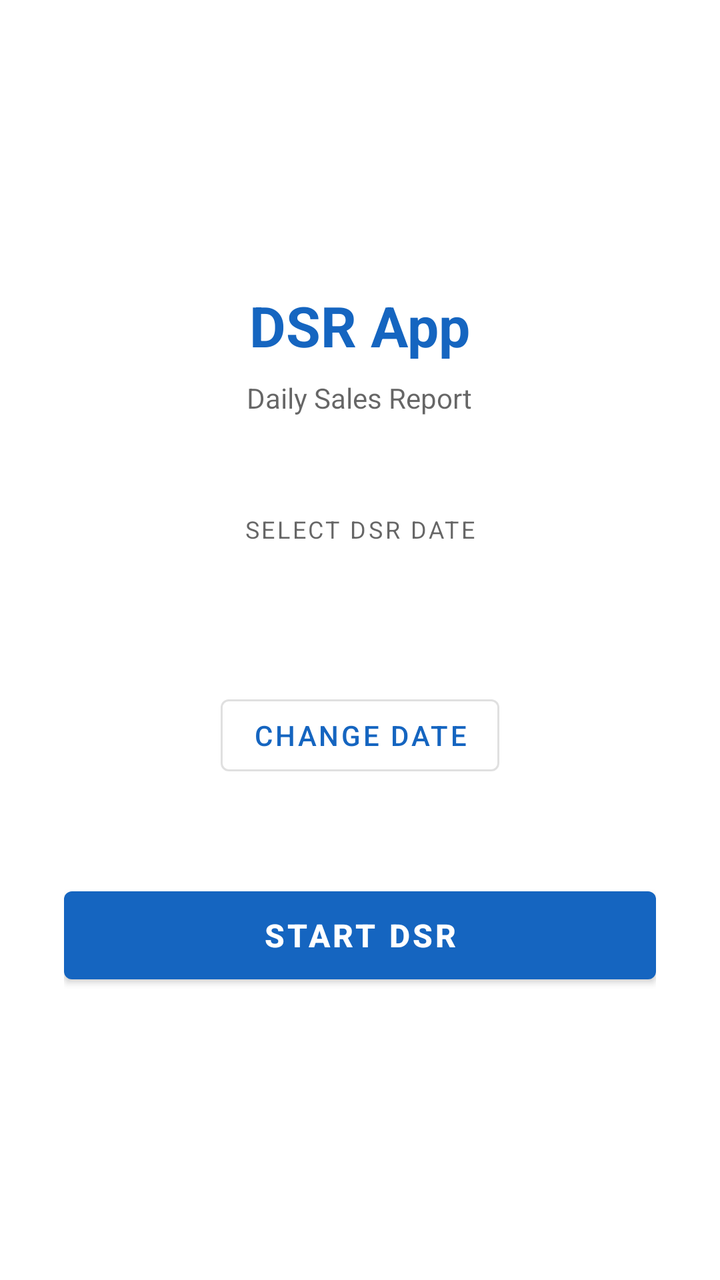
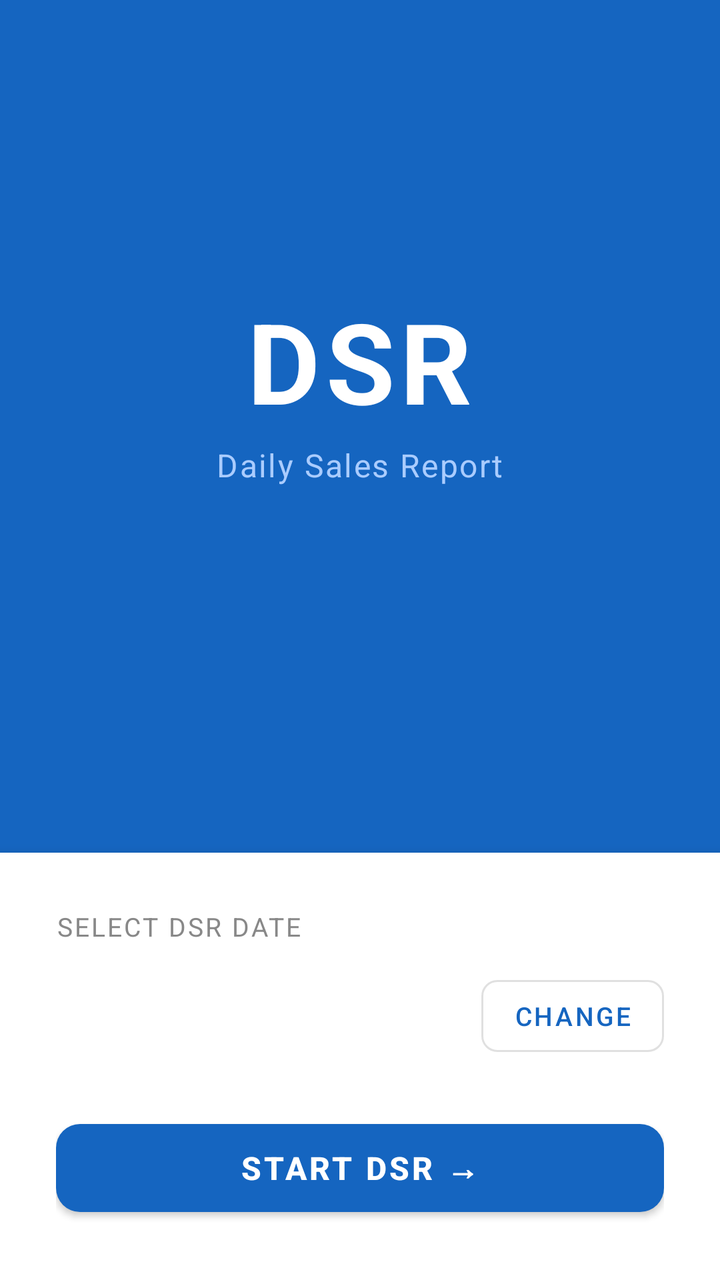

Two renders of the same Android screen: before a commit and after it. Below are the layout's source before the change and the commit's diff.
<!-- AndroidManifest.xml: application theme Theme.DSRApp -->
<!-- res/layout/activity_dsr_date.xml -->
<?xml version="1.0" encoding="utf-8"?>
<LinearLayout xmlns:android="http://schemas.android.com/apk/res/android"
    xmlns:app="http://schemas.android.com/apk/res-auto"
    android:layout_width="match_parent"
    android:layout_height="match_parent"
    android:gravity="center"
    android:orientation="vertical"
    android:padding="32dp"
    android:background="?attr/colorSurface">

    <TextView
        android:layout_width="wrap_content"
        android:layout_height="wrap_content"
        android:text="DSR App"
        android:textSize="28sp"
        android:textStyle="bold"
        android:textColor="?attr/colorPrimary"
        android:layout_marginBottom="8dp" />

    <TextView
        android:layout_width="wrap_content"
        android:layout_height="wrap_content"
        android:text="Daily Sales Report"
        android:textSize="14sp"
        android:textColor="?attr/colorOnSurface"
        android:alpha="0.6"
        android:layout_marginBottom="48dp" />

    <TextView
        android:layout_width="wrap_content"
        android:layout_height="wrap_content"
        android:text="Select DSR Date"
        android:textSize="12sp"
        android:textAllCaps="true"
        android:letterSpacing="0.1"
        android:textColor="?attr/colorOnSurface"
        android:alpha="0.6"
        android:layout_marginBottom="12dp" />

    <TextView
        android:id="@+id/tv_selected_date"
        android:layout_width="wrap_content"
        android:layout_height="wrap_content"
        android:textSize="32sp"
        android:textStyle="bold"
        android:textColor="?attr/colorOnSurface"
        android:layout_marginBottom="16dp" />

    <com.google.android.material.button.MaterialButton
        android:id="@+id/btn_pick_date"
        style="@style/Widget.MaterialComponents.Button.OutlinedButton"
        android:layout_width="wrap_content"
        android:layout_height="wrap_content"
        android:text="Change Date"
        android:layout_marginBottom="48dp" />

    <com.google.android.material.button.MaterialButton
        android:id="@+id/btn_start_dsr"
        style="@style/Widget.MaterialComponents.Button"
        android:layout_width="match_parent"
        android:layout_height="56dp"
        android:text="START DSR"
        android:textSize="16sp"
        android:textStyle="bold" />

</LinearLayout>
<!-- resources referenced by this layout -->
<resources>
  <style name="Theme.DSRApp" parent="Theme.MaterialComponents.DayNight.DarkActionBar">
          <item name="colorPrimary">@color/colorPrimary</item>
          <item name="colorPrimaryVariant">@color/colorPrimaryVariant</item>
          <item name="colorOnPrimary">@android:color/white</item>
          <item name="colorAccent">@color/colorAccent</item>
      </style>
  <color name="colorPrimary">#1565C0</color>
  <color name="colorPrimaryVariant">#003c8f</color>
  <color name="colorAccent">#FF6F00</color>
</resources>

<!-- the commit's change to res/layout/activity_dsr_date.xml (unified diff, before → after) -->
@@ -3,64 +3,100 @@
     xmlns:app="http://schemas.android.com/apk/res-auto"
     android:layout_width="match_parent"
     android:layout_height="match_parent"
-    android:gravity="center"
     android:orientation="vertical"
-    android:padding="32dp"
-    android:background="?attr/colorSurface">
+    android:background="#F0F2F5">
 
-    <TextView
-        android:layout_width="wrap_content"
+    
+    <LinearLayout
+        android:layout_width="match_parent"
+        android:layout_height="0dp"
+        android:layout_weight="1"
+        android:orientation="vertical"
+        android:gravity="center"
+        android:background="@color/colorPrimary"
+        android:paddingBottom="40dp">
+
+        <TextView
+            android:layout_width="wrap_content"
+            android:layout_height="wrap_content"
+            android:text="DSR"
+            android:textSize="56sp"
+            android:textStyle="bold"
+            android:textColor="#FFFFFF"
+            android:letterSpacing="0.05" />
+
+        <TextView
+            android:layout_width="wrap_content"
+            android:layout_height="wrap_content"
+            android:text="Daily Sales Report"
+            android:textSize="16sp"
+            android:textColor="#AACCFF"
+            android:letterSpacing="0.05"
+            android:layout_marginTop="4dp" />
+    </LinearLayout>
+
+    
+    <androidx.cardview.widget.CardView
+        android:layout_width="match_parent"
         android:layout_height="wrap_content"
-        android:text="DSR App"
-        android:textSize="28sp"
-        android:textStyle="bold"
-        android:textColor="?attr/colorPrimary"
-        android:layout_marginBottom="8dp" />
+        app:cardElevation="8dp"
+        app:cardCornerRadius="0dp"
+        app:cardBackgroundColor="#FFFFFF">
 
-    <TextView
-        android:layout_width="wrap_content"
-        android:layout_height="wrap_content"
-        android:text="Daily Sales Report"
-        android:textSize="14sp"
-        android:textColor="?attr/colorOnSurface"
-        android:alpha="0.6"
-        android:layout_marginBottom="48dp" />
+        <LinearLayout
+            android:layout_width="match_parent"
+            android:layout_height="wrap_content"
+            android:orientation="vertical"
+            android:padding="28dp">
 
-    <TextView
-        android:layout_width="wrap_content"
-        android:layout_height="wrap_content"
-        android:text="Select DSR Date"
-        android:textSize="12sp"
-        android:textAllCaps="true"
-        android:letterSpacing="0.1"
-        android:textColor="?attr/colorOnSurface"
-        android:alpha="0.6"
-        android:layout_marginBottom="12dp" />
+            <TextView
+                android:layout_width="wrap_content"
+                android:layout_height="wrap_content"
+                android:text="Select DSR Date"
+                android:textSize="13sp"
+                android:textAllCaps="true"
+                android:letterSpacing="0.08"
+                android:textColor="#888888"
+                android:layout_marginBottom="12dp" />
 
-    <TextView
-        android:id="@+id/tv_selected_date"
-        android:layout_width="wrap_content"
-        android:layout_height="wrap_content"
-        android:textSize="32sp"
-        android:textStyle="bold"
-        android:textColor="?attr/colorOnSurface"
-        android:layout_marginBottom="16dp" />
+            
+            <LinearLayout
+                android:layout_width="match_parent"
+                android:layout_height="wrap_content"
+                android:orientation="horizontal"
+                android:gravity="center_vertical"
+                android:layout_marginBottom="24dp">
 
-    <com.google.android.material.button.MaterialButton
-        android:id="@+id/btn_pick_date"
-        style="@style/Widget.MaterialComponents.Button.OutlinedButton"
-        android:layout_width="wrap_content"
-        android:layout_height="wrap_content"
-        android:text="Change Date"
-        android:layout_marginBottom="48dp" />
+                <TextView
+                    android:id="@+id/tv_selected_date"
+                    android:layout_width="0dp"
+                    android:layout_height="wrap_content"
+                    android:layout_weight="1"
+                    android:textSize="26sp"
+                    android:textStyle="bold"
+                    android:textColor="#1A1A2E" />
 
-    <com.google.android.material.button.MaterialButton
-        android:id="@+id/btn_start_dsr"
-        style="@style/Widget.MaterialComponents.Button"
-        android:layout_width="match_parent"
-        android:layout_height="56dp"
-        android:text="START DSR"
-        android:textSize="16sp"
-        android:textStyle="bold" />
+                <com.google.android.material.button.MaterialButton
+                    android:id="@+id/btn_pick_date"
+                    style="@style/Widget.MaterialComponents.Button.OutlinedButton"
+                    android:layout_width="wrap_content"
+                    android:layout_height="wrap_content"
+                    android:text="Change"
+                    android:textSize="13sp"
+                    app:cornerRadius="8dp" />
+            </LinearLayout>
+
+            <com.google.android.material.button.MaterialButton
+                android:id="@+id/btn_start_dsr"
+                style="@style/Widget.MaterialComponents.Button"
+                android:layout_width="match_parent"
+                android:layout_height="56dp"
+                android:text="START DSR →"
+                android:textSize="16sp"
+                android:textStyle="bold"
+                app:cornerRadius="12dp" />
+
+        </LinearLayout>
+    </androidx.cardview.widget.CardView>
 
 </LinearLayout>
<!-- resource entries referenced after the edit -->
@@ -8,6 +8,6 @@
       </style>
   <color name="colorPrimary">#1565C0</color>
   <color name="colorPrimaryVariant">#003c8f</color>
-  <color name="colorAccent">#FF6F00</color>
+  <color name="colorAccent">#E53935</color>
 </resources>
 
